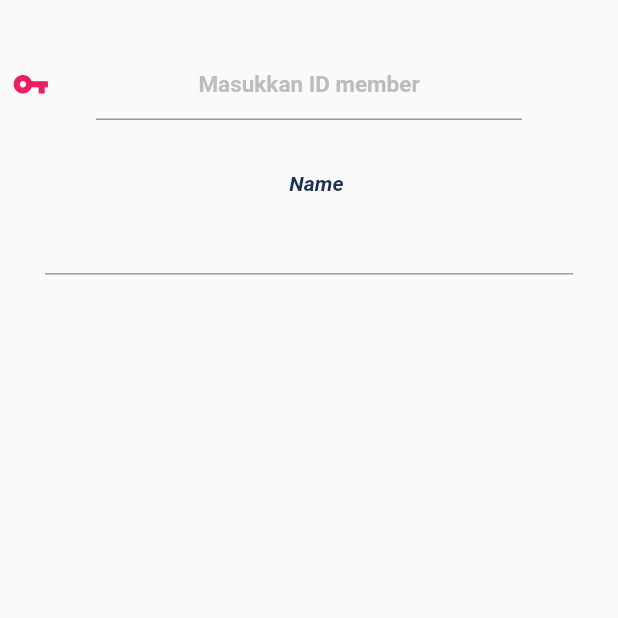
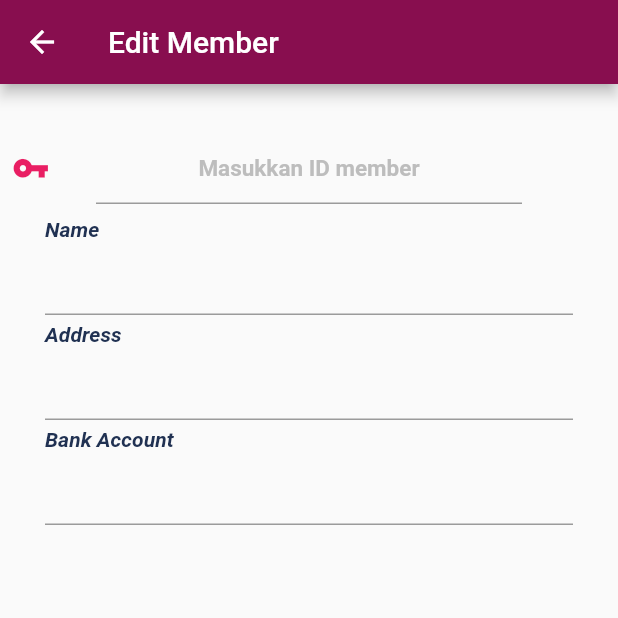
Before and after one commit to MyWayDev/mobile_indo, a Flutter app: the NodeEdit screen opened directly with empty values, on a phone screen of 412 x 824 dp, the top half of it. Run offline on Flutter 3.47's test engine with Material 2 defaults, Android fonts, the light colour scheme and no system bars; our stand-ins replace badges, cached_network_image, carousel_slider, firebase_auth, firebase_core, firebase_database and 10 more; missing offline and left inert: flutter_full_pdf_viewer, flutter_sliding_up_panel, groovin_material_icons, html2md, mobile_number, searchable_dropdown; accounts and stored records are empty.

Commit message:
node Edit II

```diff
--- a/lib/account/nodeEdit.dart
+++ b/lib/account/nodeEdit.dart
@@ -14,6 +14,21 @@ class NodeEdit extends StatefulWidget {
 }
 
 class _NodeEditState extends State<NodeEdit> {
+  TextEditingController cName;
+  TextEditingController cAddress;
+  TextEditingController cDistrId;
+  TextEditingController cPersonalId;
+  TextEditingController cTelePhone;
+  TextEditingController cBanKAccountNumber;
+  TextEditingController cBankAccountName;
+  TextEditingController cTaxNumber;
+  TextEditingController cAreaName;
+  TextEditingController cAreaId;
+  TextEditingController cServiceCenter;
+
+  final FocusNode focusName = new FocusNode();
+  final FocusNode focusAddress = new FocusNode();
+  final FocusNode focusBankAccount = FocusNode();
   TextEditingController distrController = new TextEditingController();
   bool _isloading = false;
 
@@ -25,10 +40,13 @@ class _NodeEditState extends State<NodeEdit> {
 
   bool veri = false;
   //int _courier;
-  NewMember _nodeData = NewMember(name: '');
+  NewMember _nodeData;
 
   void resetVeri() {
     distrController.clear();
+    cName.clear();
+    cAddress.clear();
+    cBanKAccountNumber.clear();
     veri = false;
   }
 
@@ -49,9 +67,10 @@ class _NodeEditState extends State<NodeEdit> {
   @override
   Widget build(BuildContext context) {
     return Scaffold(
+      appBar: AppBar(
+        title: Text('Edit Member'),
+      ),
       resizeToAvoidBottomPadding: false,
-      floatingActionButtonLocation: FloatingActionButtonLocation.centerFloat,
-      floatingActionButtonAnimator: FloatingActionButtonAnimator.scaling,
       body: ModalProgressHUD(
         child: Padding(
           padding: EdgeInsets.only(top: 28),
@@ -111,6 +130,14 @@ class _NodeEditState extends State<NodeEdit> {
                     if (veri) {
                       _nodeData = await widget.model
                           .nodeEdit(distrController.text.padLeft(8, '0'));
+                      setState(() {
+                        cName = TextEditingController(text: _nodeData.name);
+                        cAddress =
+                            TextEditingController(text: _nodeData.address);
+                        cBanKAccountNumber = TextEditingController(
+                            text: _nodeData.bankAccountNumber);
+                      });
+
                       setState(() {});
                       _nodeData.distrId == '00000000'
                           ? resetVeri()
@@ -130,6 +157,10 @@ class _NodeEditState extends State<NodeEdit> {
               splashColor: Colors.pink,
             ),
           ),
+          Column(
+            crossAxisAlignment: CrossAxisAlignment.start,
+            mainAxisSize: MainAxisSize.min,
+            children: <Widget>[
               Container(
                 child: Text(
                   'Name',
@@ -138,26 +169,91 @@ class _NodeEditState extends State<NodeEdit> {
                       fontWeight: FontWeight.bold,
                       color: primaryColor),
                 ),
-            margin: EdgeInsets.only(left: 10.0, top: 30.0, bottom: 5.0),
+                margin: EdgeInsets.only(left: 30.0, top: 5.0, bottom: 1.0),
               ),
               Container(
                 child: Theme(
                   data: Theme.of(context).copyWith(primaryColor: primaryColor),
                   child: TextFormField(
-                initialValue: _nodeData.name,
                     decoration: InputDecoration(
                       hintText: '',
                       contentPadding: EdgeInsets.all(5.0),
                       hintStyle: TextStyle(color: greyColor),
                     ),
+                    controller: cName,
                     onChanged: (value) {
                       _nodeData.name = value;
                     },
+                    focusNode: focusName,
+                  ),
+                ),
+                margin: EdgeInsets.only(left: 30.0, right: 30.0),
+              ),
+              Container(
+                child: Text(
+                  'Address',
+                  style: TextStyle(
+                      fontStyle: FontStyle.italic,
+                      fontWeight: FontWeight.bold,
+                      color: primaryColor),
+                ),
+                margin: EdgeInsets.only(left: 30.0, top: 5.0, bottom: 1.0),
+              ),
+              Container(
+                child: Theme(
+                  data: Theme.of(context).copyWith(primaryColor: primaryColor),
+                  child: TextFormField(
+                    maxLines: null,
+                    keyboardType: TextInputType.multiline,
+                    style: TextStyle(fontSize: 13),
+                    decoration: InputDecoration(
+                      hintText: '',
+                      contentPadding: EdgeInsets.all(5.0),
+                      hintStyle: TextStyle(color: greyColor),
+                    ),
+                    controller: cAddress,
+                    onChanged: (value) {
+                      _nodeData.address = value;
+                    },
+                    focusNode: focusAddress,
+                  ),
+                ),
+                margin: EdgeInsets.only(left: 30.0, right: 30.0),
+              ),
+              Container(
+                child: Text(
+                  'Bank Account',
+                  style: TextStyle(
+                      fontStyle: FontStyle.italic,
+                      fontWeight: FontWeight.bold,
+                      color: primaryColor),
+                ),
+                margin: EdgeInsets.only(left: 30.0, top: 5.0, bottom: 1.0),
+              ),
+              Container(
+                child: Theme(
+                  data: Theme.of(context).copyWith(primaryColor: primaryColor),
+                  child: TextFormField(
+                    maxLines: null,
+                    keyboardType: TextInputType.multiline,
+                    style: TextStyle(fontSize: 13),
+                    decoration: InputDecoration(
+                      hintText: '',
+                      contentPadding: EdgeInsets.all(5.0),
+                      hintStyle: TextStyle(color: greyColor),
+                    ),
+                    controller: cBanKAccountNumber,
+                    onChanged: (value) {
+                      _nodeData.bankAccountNumber = value;
+                    },
+                    // focusNode: focusAddress,
                   ),
                 ),
                 margin: EdgeInsets.only(left: 30.0, right: 30.0),
               ),
             ],
+          )
+        ],
       ),
     );
   }
--- a/lib/pages/items/items.tabs.dart
+++ b/lib/pages/items/items.tabs.dart
@@ -34,6 +34,30 @@ class ItemsTabs extends StatelessWidget {
             AppBar(
               title: Text('MENU'),
             ),
+            ListTile(
+                leading: Icon(Icons.image),
+                title: Text('Katalog'),
+                onTap: () {
+                  //print(model.settings.pdfUrl);
+
+                  Navigator.push(
+                      context,
+                      MaterialPageRoute(
+                          builder: (context) => Cat(
+                                pdfUrl: model.settings.pdfUrl,
+                              )));
+                }),
+            ListTile(
+                leading: Icon(Icons.backspace),
+                title: Text('Keluar'),
+                onTap: () {
+                  model.signOut();
+                  Navigator.pushReplacementNamed(context, '/');
+                }),
+            Divider(
+              height: 5,
+              color: Colors.purple,
+            ),
             model.user.distrId != null
                 ? model.user.distrId == '00000001'
                     ? ListTile(
@@ -41,9 +65,10 @@ class ItemsTabs extends StatelessWidget {
                           model.modify
                               ? GroovinMaterialIcons.account_edit
                               : GroovinMaterialIcons.account_remove,
-                          color:
-                              model.modify ? Colors.pink[900] : Colors.red[50],
-                          size: 30,
+                          color: model.modify
+                              ? Colors.pink[900]
+                              : Colors.transparent,
+                          size: model.modify ? 30 : 1,
                         ),
                         title: model.modify
                             ? Text(
@@ -65,26 +90,6 @@ class ItemsTabs extends StatelessWidget {
                         })
                     : Container()
                 : Container(),
-            ListTile(
-                leading: Icon(Icons.image),
-                title: Text('Katalog'),
-                onTap: () {
-                  //print(model.settings.pdfUrl);
-
-                  Navigator.push(
-                      context,
-                      MaterialPageRoute(
-                          builder: (context) => Cat(
-                                pdfUrl: model.settings.pdfUrl,
-                              )));
-                }),
-            ListTile(
-                leading: Icon(Icons.backspace),
-                title: Text('Keluar'),
-                onTap: () {
-                  model.signOut();
-                  Navigator.pushReplacementNamed(context, '/');
-                }),
           ])),
           appBar: AppBar(
             ///////////////////////Top Tabs Navigation Widget//////////////////////////////
```
Lines whose indentation alone changed are shown as unchanged.
